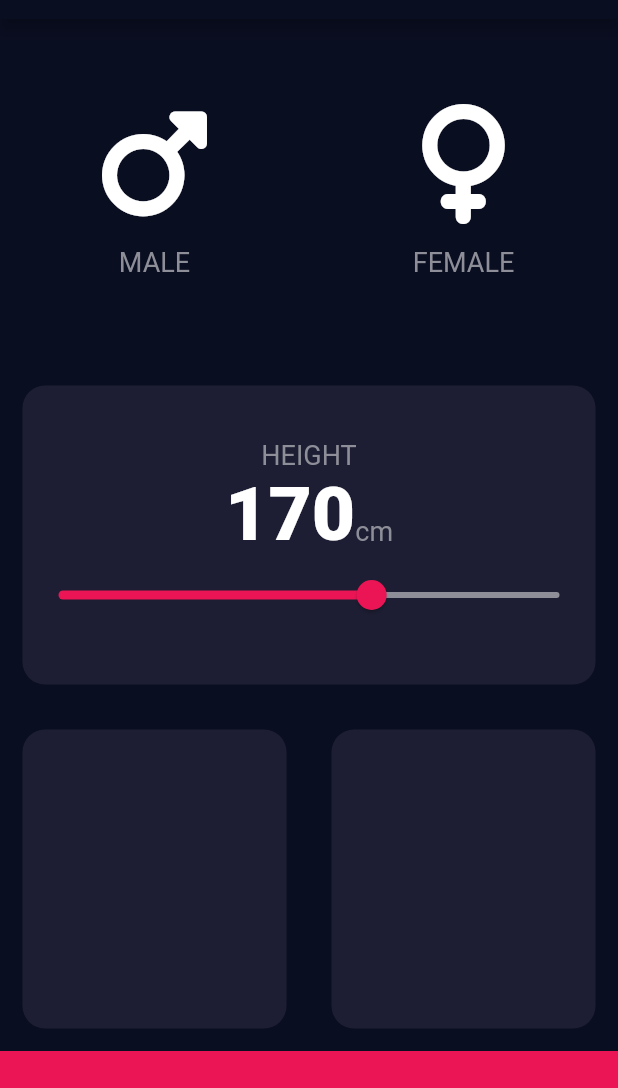
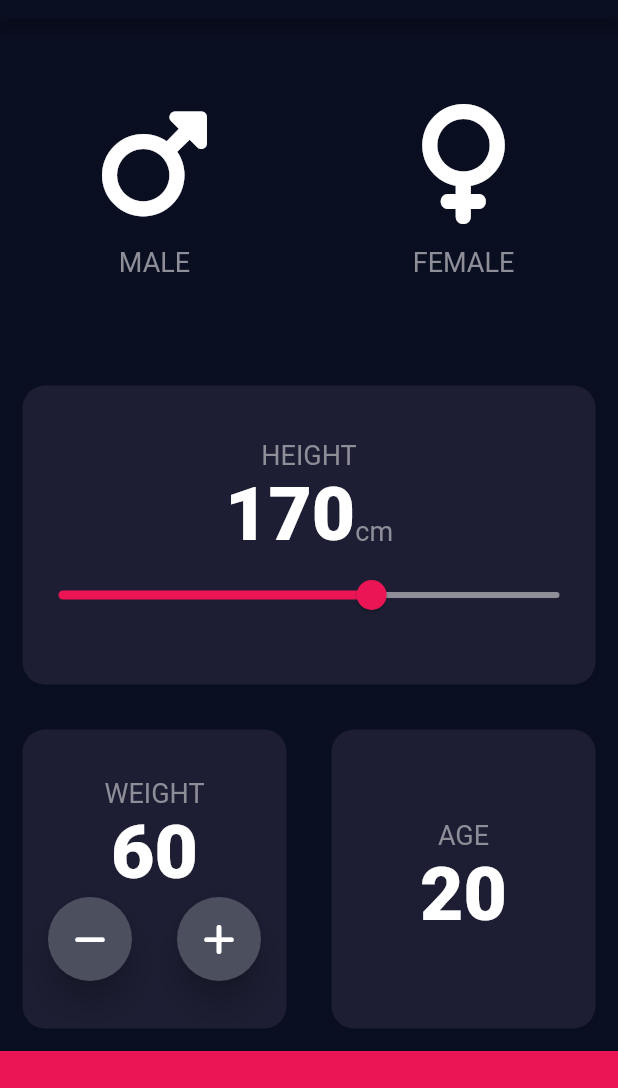
Before and after one commit to Lichyo/BMI_Calculator, a Flutter app: the screen it shows after launch, on a phone screen of 412 x 824 dp, the part 65-1153 px from its top. Run offline on Flutter 3.47's test engine with Material 2 defaults, Android fonts, the phone set to English and light mode, and no system bars; our stand-ins replace font_awesome_flutter.

Commit message:
WHIGHT Button function update.

```diff
--- a/lib/constants.dart
+++ b/lib/constants.dart
@@ -18,3 +18,4 @@ Color kActiveCardColor = Color(0xFF1D1E33);
 Color kBottomContainerColor = Color(0xFFEB1555);
 Color kScaffoldBackgroundColor = Color(0xFF0A0E21);
 Color kGreyTextColor = Color(0xFF8D8E98);
+Color kLittleIconColor = Color(0xFF4C4F5E);
--- a/lib/input_page.dart
+++ b/lib/input_page.dart
@@ -5,11 +5,15 @@ import 'icon_container.dart';
 import 'constants.dart';
 
 int height = 170;
+int weight = 60;
+int age = 20;
 
 class InputPage extends StatefulWidget {
   @override
   _InputPageState createState() => _InputPageState();
 }
+
+enum CalculatorButton { minus, plus }
 
 enum Gender { male, female }
 
@@ -96,7 +100,7 @@ class _InputPageState extends State<InputPage> {
                     inactiveColor: kGreyTextColor,
                     min: minHeight,
                     max: maxHeight,
-                    onChanged: (double newValue){
+                    onChanged: (double newValue) {
                       setState(() {
                         height = newValue.round();
                       });
@@ -112,11 +116,61 @@ class _InputPageState extends State<InputPage> {
                 Expanded(
                   child: ReusableCard(
                     color: kActiveCardColor,
+                    cardChild: Column(
+                      mainAxisAlignment: MainAxisAlignment.center,
+                      children: [
+                        Text(
+                          'WEIGHT',
+                          style: kLabelTextStyle,
+                        ),
+                        Text(
+                          weight.toString(),
+                          style: kLargeLabelTextStyle,
+                        ),
+                        Row(
+                          mainAxisAlignment: MainAxisAlignment.center,
+                          children: [
+                            RoundIconButton(
+                              icon: FontAwesomeIcons.minus,
+                              onPressed: (){
+                                setState(() {
+                                  weight -= 1;
+                                });
+                              },
+                            ),
+                            SizedBox(
+                              width: 30.0,
+                            ),
+                            RoundIconButton(
+                              icon: FontAwesomeIcons.plus,
+                              onPressed: (){
+                                setState(() {
+                                  weight += 1;
+                                });
+                              },
+                            ),
+                          ],
+                        ),
+                      ],
+                    ),
                   ),
                 ),
                 Expanded(
                   child: ReusableCard(
                     color: kActiveCardColor,
+                    cardChild: Column(
+                      mainAxisAlignment: MainAxisAlignment.center,
+                      children: [
+                        Text(
+                          'AGE',
+                          style: kLabelTextStyle,
+                        ),
+                        Text(
+                          age.toString(),
+                          style: kLargeLabelTextStyle,
+                        ),
+                      ],
+                    ),
                   ),
                 ),
               ],
@@ -132,3 +186,29 @@ class _InputPageState extends State<InputPage> {
     );
   }
 }
+
+class RoundIconButton extends StatelessWidget {
+  RoundIconButton({@required this.icon, this.onPressed});
+  final IconData icon;
+  final Function onPressed;
+
+  @override
+  Widget build(BuildContext context) {
+    return RawMaterialButton(
+      elevation: 8,
+      child: Icon(icon),
+      shape: CircleBorder(),
+      onPressed: onPressed,
+      fillColor: kLittleIconColor,
+      constraints: BoxConstraints.tightFor(height: 56.0, width: 56.0),
+    );
+  }
+}
+
+void updateWeight(CalculatorButton selectedButton) {
+  if (selectedButton == CalculatorButton.plus) {
+    weight += 1;
+  } else if (selectedButton == CalculatorButton.minus && weight > 0) {
+    weight -= 1;
+  }
+}
```
